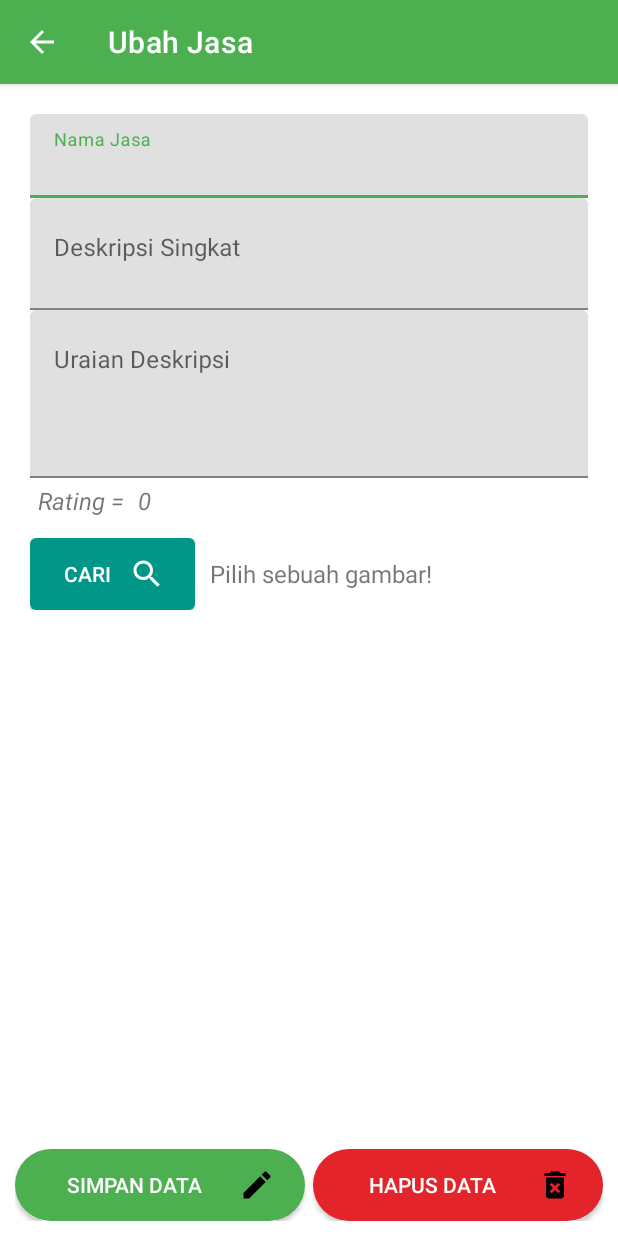
After one commit to Dimasrioardianto/Online-Service, an Android app: the EditJasaActivity screen opened directly, with no data from a screen before it, on a phone screen of 412 x 824 dp. The commit adds this screen. Run offline under Robolectric (Android 15) with nearby library versions, the phone set to English and light mode, and no system bars; libraries missing offline, so code that uses them is left out: com.github.dhaval2404.imagepicker, pub.devrel.easypermissions; pictures from the network do not load.

Commit message:
Update commit "5 modul 11_edit_dan hapus"

```diff
--- a/app/src/main/java/id/ac/polbeng/ardianto/onlineservice/services/JasaService.kt
+++ b/app/src/main/java/id/ac/polbeng/ardianto/onlineservice/services/JasaService.kt
@@ -5,13 +5,10 @@ import id.ac.polbeng.ardianto.onlineservice.models.JasaResponse
 import okhttp3.MultipartBody
 import okhttp3.RequestBody
 import retrofit2.Call
-import retrofit2.http.GET
-import retrofit2.http.Multipart
-import retrofit2.http.POST
-import retrofit2.http.Part
-import retrofit2.http.Path
+import retrofit2.http.*
 
 interface JasaService {
+
     @GET("services")
     fun getJasa(): Call<JasaResponse>
 
@@ -28,7 +25,30 @@ interface JasaService {
         @Part("nama_jasa") namaJasa: RequestBody,
         @Part("deskripsi_singkat") deskripsiSingkat: RequestBody,
         @Part("uraian_deskripsi") uraianDeskripsi: RequestBody,
-        @Part("rating") rating: RequestBody,
-        @Part("file") gambar: RequestBody
+        @Part("rating") rating: RequestBody
+    ): Call<DefaultResponse>
+
+    @Multipart
+    @PUT("services")
+    fun editJasaReplaceImage(
+        @Part image: MultipartBody.Part,
+        @Part("id") idJasa: RequestBody,
+        @Part("nama_jasa") namaJasa: RequestBody,
+        @Part("deskripsi_singkat") deskripsiSingkat: RequestBody,
+        @Part("uraian_deskripsi") uraianDeskripsi: RequestBody
+    ): Call<DefaultResponse>
+
+    @FormUrlEncoded
+    @PUT("services/{id}")
+    fun editJasa(
+        @Path("id") idJasa: Int,
+        @Field("nama_jasa") namaJasa: String,
+        @Field("deskripsi_singkat") deskripsiSingkat: String,
+        @Field("uraian_deskripsi") uraianDeskripsi: String
+    ): Call<DefaultResponse>
+
+    @DELETE("services/{id}")
+    fun deleteService(
+        @Path("id") idJasa: Int
     ) : Call<DefaultResponse>
 }
--- /dev/null
+++ b/app/src/main/res/layout/activity_edit_jasa.xml
@@ -0,0 +1,186 @@
+<?xml version="1.0" encoding="utf-8"?>
+<RelativeLayout xmlns:android="http://schemas.android.com/apk/res/android"
+    xmlns:tools="http://schemas.android.com/tools"
+    android:layout_width="match_parent"
+    android:layout_height="match_parent"
+    android:padding="10dp"
+    tools:context=".activities.EditJasaActivity">
+
+    <!-- ProgressBar -->
+    <ProgressBar
+        android:id="@+id/progressBar"
+        android:layout_width="wrap_content"
+        android:layout_height="wrap_content"
+        android:layout_centerInParent="true"
+        android:visibility="gone" />
+
+    <!-- ScrollView for form content -->
+    <ScrollView
+        android:id="@+id/svData"
+        android:layout_width="match_parent"
+        android:layout_height="match_parent"
+        android:layout_above="@+id/llButton"
+        android:layout_marginBottom="16dp">
+
+        <LinearLayout
+            android:id="@+id/llData"
+            android:layout_width="match_parent"
+            android:layout_height="wrap_content"
+            android:orientation="vertical"
+            android:layout_margin="10dp">
+
+            <!-- Input: Nama Jasa -->
+            <com.google.android.material.textfield.TextInputLayout
+                android:id="@+id/tvNamaJasa"
+                android:layout_width="match_parent"
+                android:layout_height="wrap_content">
+
+                <com.google.android.material.textfield.TextInputEditText
+                    android:id="@+id/etNamaJasa"
+                    android:layout_width="match_parent"
+                    android:layout_height="wrap_content"
+                    android:hint="@string/nama_jasa" />
+            </com.google.android.material.textfield.TextInputLayout>
+
+            <!-- Input: Deskripsi Singkat -->
+            <com.google.android.material.textfield.TextInputLayout
+                android:id="@+id/tvDeskripsiSingkat"
+                android:layout_width="match_parent"
+                android:layout_height="wrap_content">
+
+                <com.google.android.material.textfield.TextInputEditText
+                    android:id="@+id/etDeskripsiSingkat"
+                    android:layout_width="match_parent"
+                    android:layout_height="wrap_content"
+                    android:hint="@string/deskripsi_singkat"
+                    android:inputType="textCapSentences|textMultiLine"
+                    android:maxLines="3"
+                    android:minLines="2"
+                    android:gravity="top" />
+            </com.google.android.material.textfield.TextInputLayout>
+
+            <!-- Input: Uraian Deskripsi -->
+            <com.google.android.material.textfield.TextInputLayout
+                android:id="@+id/tvUraianDeskripsi"
+                android:layout_width="match_parent"
+                android:layout_height="wrap_content">
+
+                <com.google.android.material.textfield.TextInputEditText
+                    android:id="@+id/etUraianDeskripsi"
+                    android:layout_width="match_parent"
+                    android:layout_height="match_parent"
+                    android:gravity="top"
+                    android:hint="@string/uraian_deskripsi"
+                    android:inputType="textCapSentences|textMultiLine"
+                    android:maxLines="5"
+                    android:minLines="4" />
+            </com.google.android.material.textfield.TextInputLayout>
+
+            <!-- Rating -->
+            <LinearLayout
+                android:orientation="horizontal"
+                android:layout_width="match_parent"
+                android:layout_height="30dp"
+                android:layout_marginBottom="10dp">
+
+                <TextView
+                    android:id="@+id/tvJudulRating"
+                    android:layout_width="wrap_content"
+                    android:layout_height="match_parent"
+                    android:text="@string/judul_rating"
+                    android:textSize="16sp"
+                    android:gravity="center_vertical"
+                    android:layout_marginStart="5dp" />
+
+                <TextView
+                    android:id="@+id/tvRating"
+                    android:layout_width="match_parent"
+                    android:layout_height="match_parent"
+                    android:text="@string/nol"
+                    android:textSize="16sp"
+                    android:gravity="center_vertical"
+                    android:layout_marginStart="5dp" />
+            </LinearLayout>
+
+            <!-- Button Cari Gambar -->
+            <LinearLayout
+                android:id="@+id/llImage"
+                android:layout_width="match_parent"
+                android:layout_height="wrap_content"
+                android:orientation="horizontal">
+
+                <androidx.appcompat.widget.AppCompatButton
+                    android:id="@+id/btnUbah"
+                    android:layout_width="110dp"
+                    android:layout_height="wrap_content"
+                    android:textColor="@android:color/white"
+                    android:paddingStart="10dp"
+                    android:paddingEnd="20dp"
+                    android:background="@drawable/button_style4"
+                    android:drawableEnd="@drawable/baseline_search_24"
+                    android:text="@string/cari"
+                    android:textSize="14sp" />
+
+                <TextView
+                    android:id="@+id/tvImage"
+                    android:layout_width="match_parent"
+                    android:layout_height="match_parent"
+                    android:gravity="center_vertical"
+                    android:text="@string/pilih_gambar"
+                    android:textSize="16sp"
+                    android:layout_marginStart="10dp"
+                    android:textAppearance="@style/Base.TextAppearance.AppCompat.Small" />
+            </LinearLayout>
+
+            <!-- Image Preview -->
+            <ImageView
+                android:id="@+id/imgJasa"
+                android:layout_width="300dp"
+                android:layout_height="200dp"
+                android:layout_gravity="center_horizontal"
+                android:layout_marginTop="10dp"
+                android:layout_marginBottom="10dp"
+                android:scaleType="fitXY"
+                android:contentDescription="@string/app_name" />
+        </LinearLayout>
+    </ScrollView>
+
+    <!-- Action Buttons -->
+    <LinearLayout
+        android:id="@+id/llButton"
+        android:layout_width="match_parent"
+        android:layout_height="wrap_content"
+        android:orientation="horizontal"
+        android:layout_alignParentBottom="true">
+
+        <androidx.appcompat.widget.AppCompatButton
+            android:id="@+id/btnEditJasa"
+            android:layout_width="match_parent"
+            android:layout_height="wrap_content"
+            android:background="@drawable/button_style2"
+            android:textColor="@android:color/white"
+            android:drawableEnd="@drawable/baseline_edit_24"
+            android:paddingStart="10dp"
+            android:paddingEnd="20dp"
+            android:text="@string/simpan_data"
+            android:textSize="14sp"
+            android:layout_weight="1" />
+
+        <Space
+            android:layout_width="5dp"
+            android:layout_height="wrap_content" />
+
+        <androidx.appcompat.widget.AppCompatButton
+            android:id="@+id/btnHapusJasa"
+            android:layout_width="match_parent"
+            android:layout_height="wrap_content"
+            android:background="@drawable/button_style3"
+            android:textColor="@android:color/white"
+            android:drawableEnd="@drawable/baseline_delete_forever_24"
+            android:paddingStart="10dp"
+            android:paddingEnd="20dp"
+            android:text="@string/hapus_data"
+            android:textSize="14sp"
+            android:layout_weight="1" />
+    </LinearLayout>
+</RelativeLayout>
--- a/app/src/main/res/values/strings.xml
+++ b/app/src/main/res/values/strings.xml
@@ -70,4 +70,8 @@ drawer</string>
     <string name="cari">Cari</string>
     <string name="pilih_gambar">Pilih sebuah gambar!</string>
     <string name="simpan_data">&#160;Simpan Data&#160;</string>
+    <!--form edit jasa-->
+    <string name="judul_rating"><i>Rating = </i></string>
+    <string name="ubah_jasa">Ubah Jasa</string>
+    <string name="hapus_data">Hapus Data</string>
 </resources>
```
Also changed, not shown: app/src/main/AndroidManifest.xml (+13 -19 lines), app/src/main/java/id/ac/polbeng/ardianto/onlineservice/activities/AddJasaActivity.kt (+83 -95 lines), app/src/main/java/id/ac/polbeng/ardianto/onlineservice/activities/EditJasaActivity.kt (added, +194 -0 lines), app/src/main/java/id/ac/polbeng/ardianto/onlineservice/fragments/ServiceFragment.kt (+11 -1 lines).
